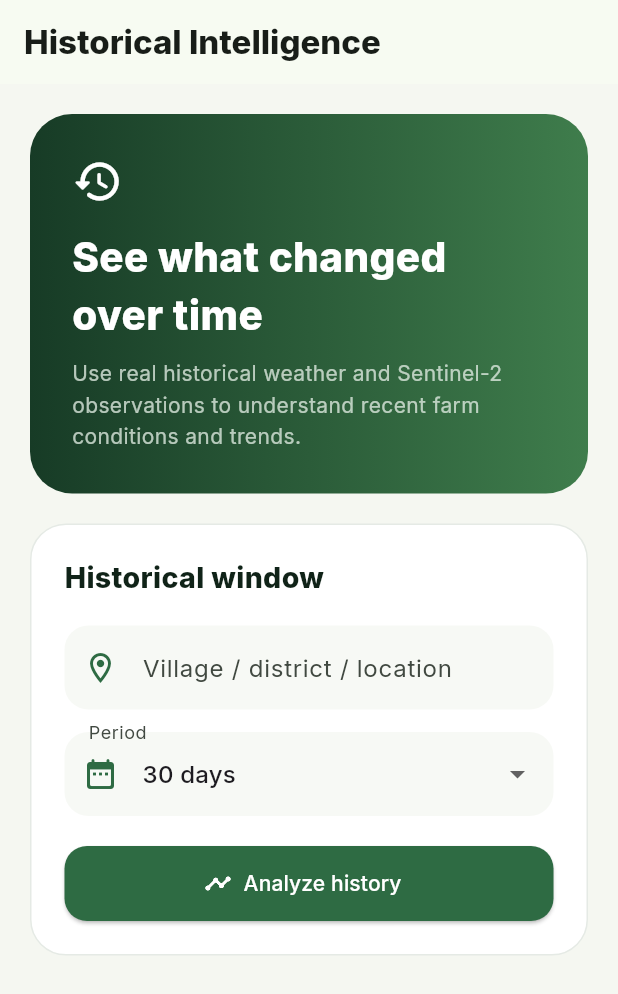
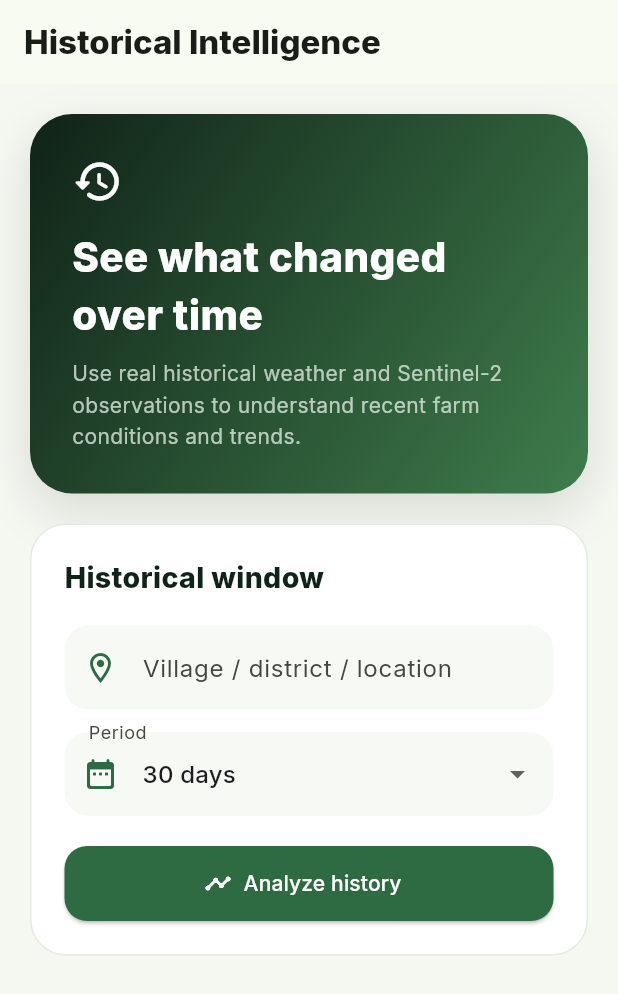
Before and after one commit to esakki-2008/agrin-ai, a Flutter app: the HistoricalIntelligencePage screen opened by its route, on a phone screen of 412 x 824 dp. Shown: the top 994 px of the screen. Run offline on Flutter 3.47's test engine with Material 3 defaults, Android fonts, the phone set to English and light mode, and no system bars; drawn by our look-alikes of flutter_animate; our stand-ins replace go_router, google_fonts, image_picker; accounts and stored records are empty.

Commit message:
Polish historical intelligence animations

```diff
--- a/lib/features/historical_intelligence/historical_intelligence_page.dart
+++ b/lib/features/historical_intelligence/historical_intelligence_page.dart
@@ -82,8 +82,9 @@ class _HistoricalIntelligencePageState extends State<HistoricalIntelligencePage>
     width: double.infinity,
     padding: const EdgeInsets.all(28),
     decoration: BoxDecoration(
-      gradient: const LinearGradient(colors: [Color(0xFF173B26), Color(0xFF3F7D4C)]),
+      gradient: const LinearGradient(begin: Alignment.topLeft, end: Alignment.bottomRight, colors: [Color(0xFF102318), Color(0xFF3F7D4C)]),
       borderRadius: BorderRadius.circular(28),
+      boxShadow: const [BoxShadow(color: Color(0x22102D1B), blurRadius: 28, offset: Offset(0, 12))],
     ),
     child: const Column(
       crossAxisAlignment: CrossAxisAlignment.start,
@@ -101,7 +102,7 @@ class _HistoricalIntelligencePageState extends State<HistoricalIntelligencePage>
     'Historical window',
     Column(
       children: [
-        TextField(controller: location, decoration: _decoration('Village / district / location', Icons.location_on_outlined)),
+        TextField(controller: location, decoration: _decoration('Village / district / location', Icons.location_on_outlined)).animate().fadeIn(delay: 100.ms, duration: 350.ms),
         const SizedBox(height: 15),
         DropdownButtonFormField<int>(
           value: days,
@@ -207,7 +208,7 @@ class _HistoricalIntelligencePageState extends State<HistoricalIntelligencePage>
         Text(x.cloudCover == null ? 'Cloud unavailable' : x.cloudCover!.toStringAsFixed(1) + '%', style: const TextStyle(fontSize: 11, color: muted)),
       ],
     ),
-  );
+  ).animate().fadeIn(duration: 350.ms).slideX(begin: .02, end: 0);
 
   Widget _metric(String value, String label) => Container(
     padding: const EdgeInsets.all(18),
@@ -217,7 +218,7 @@ class _HistoricalIntelligencePageState extends State<HistoricalIntelligencePage>
       const SizedBox(height: 5),
       Text(label, style: const TextStyle(fontSize: 11, color: muted)),
     ]),
-  );
+  ).animate().fadeIn(duration: 400.ms).scale(begin: const Offset(.97, .97), end: const Offset(1, 1));
 
   Widget _ndviSection() {
     final n = ndvi;
```
